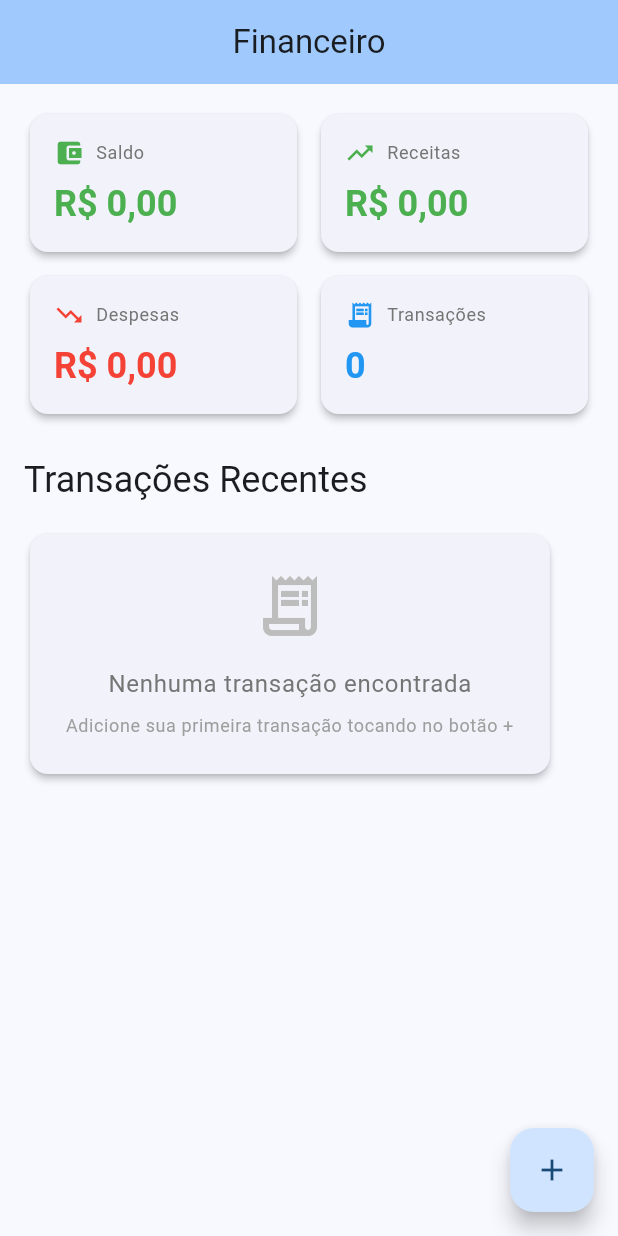
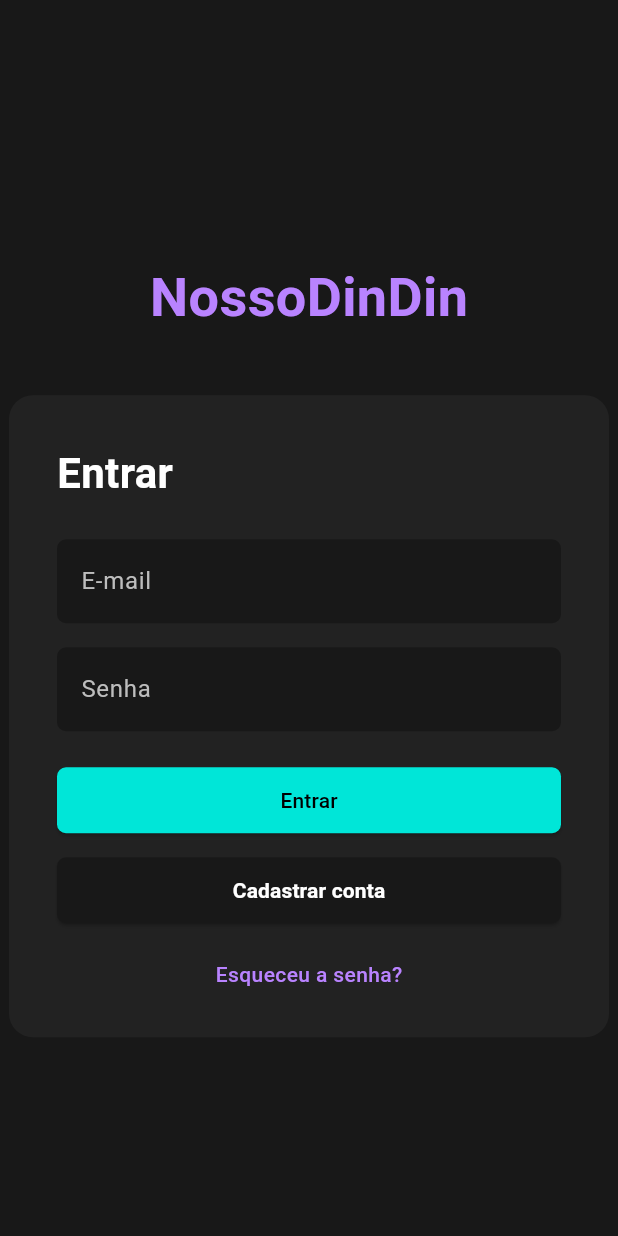
Before and after one commit to Relfiii/Finan-as-Pessoais, a Flutter app: the screen it shows after launch, on a phone screen of 412 x 824 dp. Run offline on Flutter 3.47's test engine with Material 3 defaults, Android fonts, the phone set to English and light mode, and no system bars; our stand-ins replace decimal, sqflite; accounts and stored records are empty.

Commit message:
v4 - Criacao das telas de login, cadastrar conta e alterar senha e todas as suas validacoes

```diff
--- a/lib/main.dart
+++ b/lib/main.dart
@@ -3,7 +3,7 @@ import 'package:provider/provider.dart';
 import 'provedor/transicaoProvedor.dart';
 import 'provedor/categoriaProvedor.dart';
 import 'provedor/orcamentoProvedor.dart';
-import 'telas/telaPrincipal.dart';
+import 'telaLogin.dart';
 import 'services/database.dart';
 
 void main() async {
@@ -62,7 +62,7 @@ class FinanceiroApp extends StatelessWidget {
             elevation: 0,
           ),
         ),
-        home: const HomeScreen(),
+        home: TelaLogin(),
         debugShowCheckedModeBanner: false,
       ),
     );
--- /dev/null
+++ b/lib/telaLogin.dart
@@ -0,0 +1,150 @@
+import 'package:flutter/material.dart';
+import 'telas/telaPrincipal.dart';
+import 'cadastroConta.dart';
+import 'alterarSenha.dart';
+
+class TelaLogin extends StatelessWidget {
+  @override
+  Widget build(BuildContext context) {
+    return Scaffold(
+      backgroundColor: Color(0xFF181818),
+      body: Center(
+        child: SingleChildScrollView(
+          child: Column(
+            children: [
+              SizedBox(height: 40),
+              Text(
+                'NossoDinDin',
+                style: TextStyle(
+                  color: Color(0xFFB983FF),
+                  fontSize: 36,
+                  fontWeight: FontWeight.bold,
+                ),
+              ),
+              SizedBox(height: 40),
+              Container(
+                padding: EdgeInsets.all(32),
+                decoration: BoxDecoration(
+                  color: Color(0xFF222222),
+                  borderRadius: BorderRadius.circular(16),
+                ),
+                width: 400,
+                child: Column(
+                  crossAxisAlignment: CrossAxisAlignment.start,
+                  children: [
+                    Text(
+                      'Entrar',
+                      style: TextStyle(
+                        color: Colors.white,
+                        fontSize: 28,
+                        fontWeight: FontWeight.bold,
+                      ),
+                    ),
+                    SizedBox(height: 24),
+                    TextField(
+                      decoration: InputDecoration(
+                        filled: true,
+                        fillColor: Color(0xFF181818),
+                        hintText: 'E-mail',
+                        hintStyle: TextStyle(color: Colors.grey[400]),
+                        border: OutlineInputBorder(
+                          borderRadius: BorderRadius.circular(6),
+                          borderSide: BorderSide.none,
+                        ),
+                      ),
+                      style: TextStyle(color: Colors.white),
+                    ),
+                    SizedBox(height: 16),
+                    TextField(
+                      obscureText: true,
+                      decoration: InputDecoration(
+                        filled: true,
+                        fillColor: Color(0xFF181818),
+                        hintText: 'Senha',
+                        hintStyle: TextStyle(color: Colors.grey[400]),
+                        border: OutlineInputBorder(
+                          borderRadius: BorderRadius.circular(6),
+                          borderSide: BorderSide.none,
+                        ),
+                      ),
+                      style: TextStyle(color: Colors.white),
+                    ),
+                    SizedBox(height: 24),
+                    SizedBox(
+                      width: double.infinity,
+                      height: 44,
+                      child: ElevatedButton(
+                        style: ElevatedButton.styleFrom(
+                          backgroundColor: Color(0xFF00E6D8),
+                          foregroundColor: Colors.black,
+                          shape: RoundedRectangleBorder(
+                            borderRadius: BorderRadius.circular(6),
+                          ),
+                        ),
+                        onPressed: () {
+                          Navigator.pushReplacement(
+                            context,
+                            MaterialPageRoute(
+                              builder: (context) => HomeScreen(),
+                            ),
+                          );
+                        },
+                        child: Text('Entrar'),
+                      ),
+                    ),
+                    SizedBox(height: 16),
+                    SizedBox(
+                      width: double.infinity,
+                      height: 44,
+                      child: ElevatedButton(
+                        style: ElevatedButton.styleFrom(
+                          backgroundColor: Color(0xFF181818),
+                          foregroundColor: Colors.white,
+                          shape: RoundedRectangleBorder(
+                            borderRadius: BorderRadius.circular(6),
+                          ),
+                        ),
+                        onPressed: () {
+                          Navigator.pushReplacement(
+                            context,
+                            MaterialPageRoute(
+                              builder: (context) => CadastroContaScreen(),
+                            ),
+                          );
+                        },
+                        child: Text(
+                          'Cadastrar conta',
+                          style: TextStyle(fontWeight: FontWeight.bold),
+                        ),
+                      ),
+                    ),
+                    SizedBox(height: 24),
+                    Center(
+                      child: GestureDetector(
+                        onTap: () {
+                          Navigator.pushReplacement(
+                            context,
+                            MaterialPageRoute(
+                              builder: (context) => AlterarSenhaPage(),
+                            ),
+                          );
+                        },
+                        child: Text(
+                          'Esqueceu a senha?',
+                          style: TextStyle(
+                            color: Color(0xFFB983FF),
+                            fontWeight: FontWeight.w500,
+                          ),
+                        ),
+                      ),
+                    ),
+                  ],
+                ),
+              ),
+            ],
+          ),
+        ),
+      ),
+    );
+  }
+}
```
Also changed, not shown: lib/alterarSenha.dart (added, +117 -0 lines), lib/cadastroConta.dart (added, +288 -0 lines).
